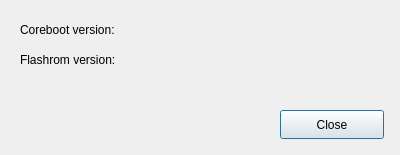
Qt form about.ui (lukaszdmitrowski/coreboot_flashtool) before a commit.
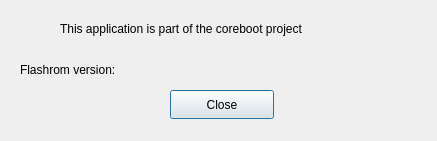
The same form after that commit. Icons and pictures are not drawn.

Commit message: [ADD] Icon for auto tab

What changed in the file:
```diff
--- a/about.ui
+++ b/about.ui
@@ -6,8 +6,8 @@
    <rect>
     <x>0</x>
     <y>0</y>
-    <width>400</width>
-    <height>155</height>
+    <width>437</width>
+    <height>141</height>
    </rect>
   </property>
   <property name="windowTitle">
@@ -17,24 +17,11 @@
    <iconset resource="resources.qrc">
     <normaloff>:/icons/icons/about.png</normaloff>:/icons/icons/about.png</iconset>
   </property>
-  <widget class="QLabel" name="l_coreboot">
-   <property name="geometry">
-    <rect>
-     <x>20</x>
-     <y>20</y>
-     <width>141</width>
-     <height>19</height>
-    </rect>
-   </property>
-   <property name="text">
-    <string>Coreboot version:</string>
-   </property>
-  </widget>
   <widget class="QLabel" name="l_flashrom">
    <property name="geometry">
     <rect>
      <x>20</x>
-     <y>50</y>
+     <y>60</y>
      <width>131</width>
      <height>19</height>
     </rect>
@@ -60,9 +47,9 @@
    <property name="geometry">
     <rect>
      <x>170</x>
-     <y>50</y>
-     <width>221</width>
-     <height>19</height>
+     <y>60</y>
+     <width>231</width>
+     <height>20</height>
     </rect>
    </property>
    <property name="text">
@@ -72,8 +59,8 @@
   <widget class="QPushButton" name="b_about_close">
    <property name="geometry">
     <rect>
-     <x>280</x>
-     <y>110</y>
+     <x>170</x>
+     <y>90</y>
      <width>104</width>
      <height>29</height>
     </rect>
@@ -82,6 +69,19 @@
     <string>Close</string>
    </property>
   </widget>
+  <widget class="QLabel" name="l_info">
+   <property name="geometry">
+    <rect>
+     <x>60</x>
+     <y>20</y>
+     <width>321</width>
+     <height>17</height>
+    </rect>
+   </property>
+   <property name="text">
+    <string>This application is part of the coreboot project</string>
+   </property>
+  </widget>
  </widget>
  <resources>
   <include location="resources.qrc"/>
```
The commit also changes 3 other files.
